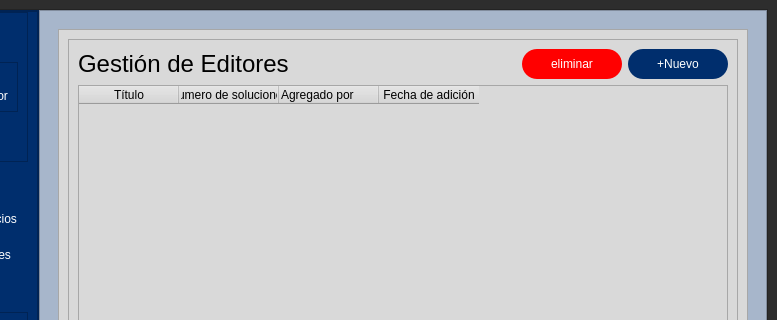
This is windows_xml/AdminWindow.ui in Lomeli89/FoxyBotApp1.0 as Qt 5 draws it before an edit; both pictures show x 133 to 910 and y 0 to 320 of the 910 by 600 pixel window. The edited form follows.
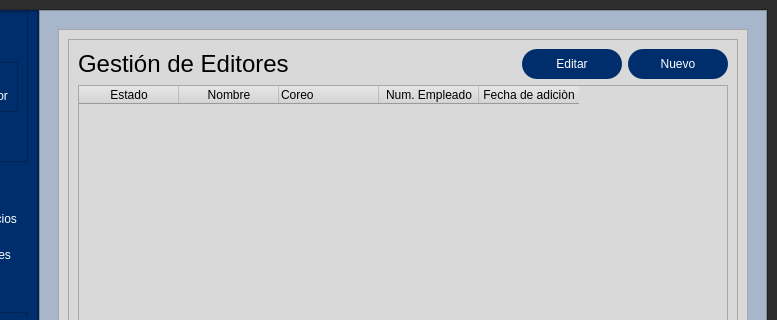
This is the edited form. The open tabs and pages were chosen to show the change. Icons and pictures are not drawn.

What changed in the file:
```diff
--- a/windows_xml/AdminWindow.ui
+++ b/windows_xml/AdminWindow.ui
@@ -956,7 +956,7 @@
 	font: 14pt &quot;Calibri&quot;;
 	color: rgb(255, 255, 255);
 	
-	background-color: rgb(255, 0, 0);
+	background-color: rgb(0, 46, 109);
 	border: 0px solid;
 	border-radius:15px;
 }
@@ -972,7 +972,7 @@
 </string>
                         </property>
                         <property name="text">
-                         <string>eliminar</string>
+                         <string>Editar</string>
                         </property>
                         <property name="flat">
                          <bool>false</bool>
@@ -1023,7 +1023,7 @@
 </string>
                         </property>
                         <property name="text">
-                         <string>+Nuevo</string>
+                         <string>Nuevo</string>
                         </property>
                         <property name="flat">
                          <bool>false</bool>
@@ -1036,17 +1036,17 @@
                      <widget class="QTableWidget" name="tableWidget_3">
                       <column>
                        <property name="text">
-                        <string>Título</string>
+                        <string>Estado</string>
                        </property>
                       </column>
                       <column>
                        <property name="text">
-                        <string>Numero de soluciones</string>
+                        <string>Nombre</string>
                        </property>
                       </column>
                       <column>
                        <property name="text">
-                        <string>Agregado por</string>
+                        <string>Coreo</string>
                        </property>
                        <property name="textAlignment">
                         <set>AlignLeading|AlignVCenter</set>
@@ -1054,7 +1054,12 @@
                       </column>
                       <column>
                        <property name="text">
-                        <string>Fecha de adición</string>
+                        <string>Num. Empleado</string>
+                       </property>
+                      </column>
+                      <column>
+                       <property name="text">
+                        <string>Fecha de adiciòn</string>
                        </property>
                       </column>
                      </widget>
```
Left out of the diff: 6 changed lines with no effect on the pictures.
